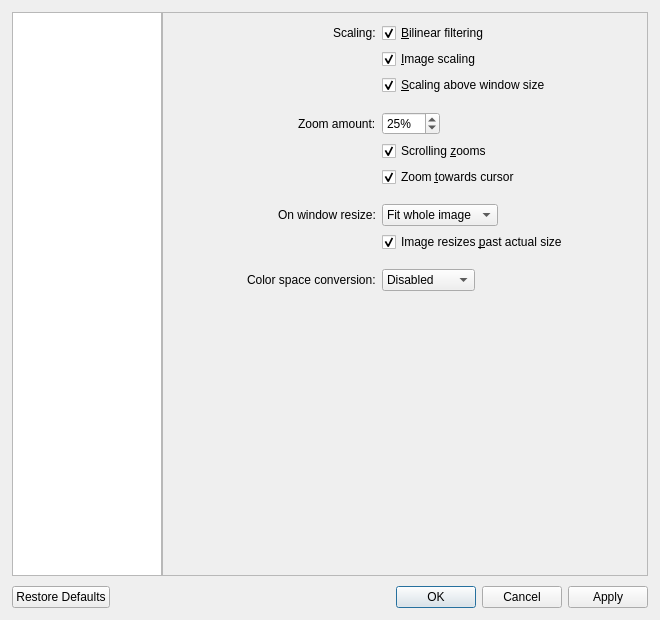
Old version of the form src/qvoptionsdialog.ui in the repository ChiaYen-Kan/qView-msys2.
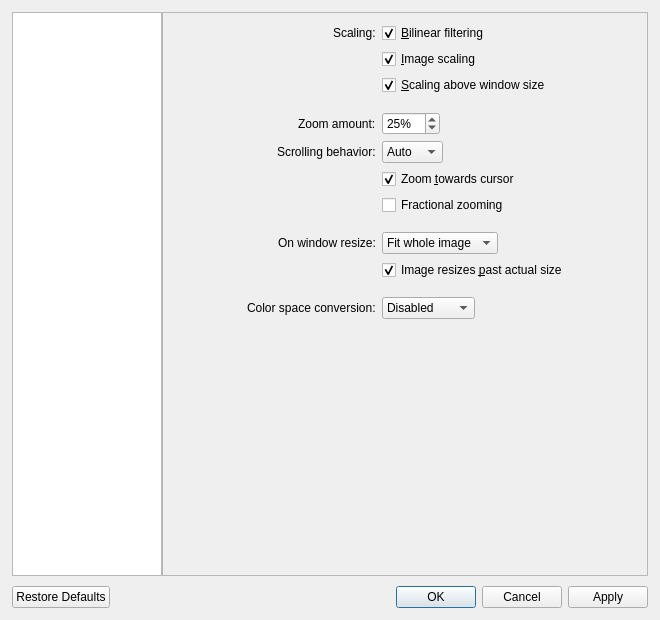
New version of the form. The open tabs and pages were chosen to show the change.

Commit message: Fix merge: add missing widgets from main to PR's restructured UI

Patch:
```diff
--- a/src/qvoptionsdialog.ui
+++ b/src/qvoptionsdialog.ui
@@ -454,17 +454,39 @@
             </property>
            </widget>
           </item>
+          <item row="5" column="0">
+           <widget class="QLabel" name="label_9">
+            <property name="toolTip">
+             <string>When enabled, the scrolling action zooms the image</string>
+            </property>
+            <property name="text">
+             <string>Scrolling behavior:</string>
+            </property>
+           </widget>
+          </item>
           <item row="5" column="1">
-           <widget class="QCheckBox" name="scrollZoomsCheckbox">
-            <property name="toolTip">
-             <string>Choose whether scrolling zooms or moves the image (alternative can be accessed at any time by holding ctrl/cmd)</string>
+           <widget class="QComboBox" name="scrollZoomsComboBox">
+            <property name="currentText">
+             <string>Auto</string>
             </property>
-            <property name="text">
-             <string>Scrolling &amp;zooms</string>
+            <property name="currentIndex">
+             <number>1</number>
             </property>
-            <property name="checked">
-             <bool>true</bool>
-            </property>
+            <item>
+             <property name="text">
+              <string>Zoom</string>
+             </property>
+            </item>
+            <item>
+             <property name="text">
+              <string>Auto</string>
+             </property>
+            </item>
+            <item>
+             <property name="text">
+              <string>Scroll</string>
+             </property>
+            </item>
            </widget>
           </item>
           <item row="6" column="1">
@@ -481,6 +503,16 @@
            </widget>
           </item>
           <item row="7" column="1">
+           <widget class="QCheckBox" name="fractionalZoomCheckbox">
+            <property name="toolTip">
+             <string>Use hardware fractional scroll wheel steps when zooming, or always zoom with distinct steps</string>
+            </property>
+            <property name="text">
+             <string>Fractional zooming</string>
+            </property>
+           </widget>
+          </item>
+          <item row="8" column="1">
            <spacer name="horizontalSpacer">
             <property name="orientation">
              <enum>Qt::Horizontal</enum>
@@ -493,7 +525,7 @@
             </property>
            </spacer>
           </item>
-          <item row="8" column="0">
+          <item row="9" column="0">
            <widget class="QLabel" name="cropModeLabel">
             <property name="toolTip">
              <string>Ignores select sides of an image when fitting to window (some sides will extend beyond the window boundaries)</string>
@@ -503,7 +535,7 @@
             </property>
            </widget>
           </item>
-          <item row="8" column="1">
+          <item row="9" column="1">
            <widget class="QComboBox" name="cropModeComboBox">
             <property name="sizePolicy">
              <sizepolicy hsizetype="Preferred" vsizetype="Preferred">
@@ -531,7 +563,7 @@
             </item>
            </widget>
           </item>
-          <item row="9" column="1">
+          <item row="10" column="1">
            <widget class="QCheckBox" name="pastActualSizeCheckbox">
             <property name="toolTip">
              <string>Stop the image from going past its actual size when resizing the window - you can still zoom past it though</string>
@@ -544,7 +576,7 @@
             </property>
            </widget>
           </item>
-          <item row="10" column="1">
+          <item row="11" column="1">
            <spacer name="horizontalSpacer_9">
             <property name="orientation">
              <enum>Qt::Horizontal</enum>
@@ -557,14 +589,14 @@
             </property>
            </spacer>
           </item>
-          <item row="11" column="0">
+          <item row="12" column="0">
            <widget class="QLabel" name="colorSpaceConversionLabel">
             <property name="text">
              <string>Color space conversion:</string>
             </property>
            </widget>
           </item>
-          <item row="11" column="1">
+          <item row="12" column="1">
            <widget class="QComboBox" name="colorSpaceConversionComboBox">
             <property name="sizePolicy">
              <sizepolicy hsizetype="Preferred" vsizetype="Preferred">
```
Left out of the diff: 51 changed lines with no effect on the pictures.
